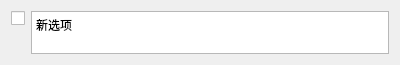
Qt form ui/MyWidgets/SelectionCard.ui (alonelysnake/BUAA-python-Online-question-bank-platform) before a commit.
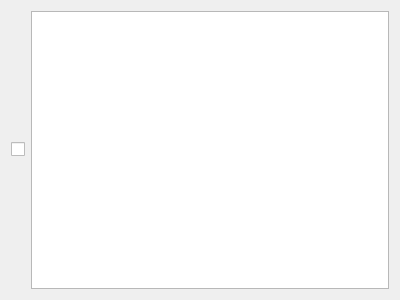
The same form after that commit.

Patch:
```diff
--- a/ui/MyWidgets/SelectionCard.ui
+++ b/ui/MyWidgets/SelectionCard.ui
@@ -7,96 +7,22 @@
     <x>0</x>
     <y>0</y>
     <width>400</width>
-    <height>65</height>
+    <height>300</height>
    </rect>
   </property>
-  <property name="sizePolicy">
-   <sizepolicy hsizetype="Preferred" vsizetype="Minimum">
-    <horstretch>0</horstretch>
-    <verstretch>0</verstretch>
-   </sizepolicy>
-  </property>
-  <property name="minimumSize">
-   <size>
-    <width>0</width>
-    <height>30</height>
-   </size>
-  </property>
-  <property name="maximumSize">
-   <size>
-    <width>16777215</width>
-    <height>122</height>
-   </size>
-  </property>
-  <property name="sizeIncrement">
-   <size>
-    <width>0</width>
-    <height>30</height>
-   </size>
-  </property>
-  <property name="baseSize">
-   <size>
-    <width>0</width>
-    <height>30</height>
-   </size>
-  </property>
   <property name="windowTitle">
    <string>Form</string>
   </property>
   <layout class="QHBoxLayout" name="horizontalLayout">
-   <item alignment="Qt::AlignTop">
+   <item>
     <widget class="QCheckBox" name="selectButton">
      <property name="text">
       <string/>
      </property>
     </widget>
    </item>
-   <item alignment="Qt::AlignTop">
-    <widget class="QTextEdit" name="textEdit">
-     <property name="sizePolicy">
-      <sizepolicy hsizetype="Expanding" vsizetype="Minimum">
-       <horstretch>0</horstretch>
-       <verstretch>0</verstretch>
-      </sizepolicy>
-     </property>
-     <property name="minimumSize">
-      <size>
-       <width>0</width>
-       <height>30</height>
-      </size>
-     </property>
-     <property name="maximumSize">
-      <size>
-       <width>16777215</width>
-       <height>100</height>
-      </size>
-     </property>
-     <property name="sizeIncrement">
-      <size>
-       <width>0</width>
-       <height>30</height>
-      </size>
-     </property>
-     <property name="baseSize">
-      <size>
-       <width>0</width>
-       <height>30</height>
-      </size>
-     </property>
-     <property name="horizontalScrollBarPolicy">
-      <enum>Qt::ScrollBarAlwaysOff</enum>
-     </property>
-     <property name="sizeAdjustPolicy">
-      <enum>QAbstractScrollArea::AdjustIgnored</enum>
-     </property>
-     <property name="html">
-      <string>&lt;!DOCTYPE HTML PUBLIC &quot;-//W3C//DTD HTML 4.0//EN&quot; &quot;http://www.w3.org/TR/REC-html40/strict.dtd&quot;&gt;
-&lt;html&gt;&lt;head&gt;&lt;meta name=&quot;qrichtext&quot; content=&quot;1&quot; /&gt;&lt;style type=&quot;text/css&quot;&gt;
-p, li { white-space: pre-wrap; }
-&lt;/style&gt;&lt;/head&gt;&lt;body style=&quot; font-family:'SimSun'; font-size:9pt; font-weight:400; font-style:normal;&quot;&gt;
-&lt;p style=&quot; margin-top:0px; margin-bottom:0px; margin-left:0px; margin-right:0px; -qt-block-indent:0; text-indent:0px;&quot;&gt;新选项&lt;/p&gt;&lt;/body&gt;&lt;/html&gt;</string>
-     </property>
-    </widget>
+   <item>
+    <widget class="QTextEdit" name="textEdit"/>
    </item>
   </layout>
  </widget>
```
